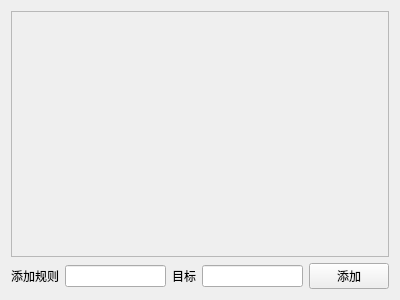
bylheart/fwlite, file fgfw-lite/ui/redirectorrules.ui: the form before one commit.
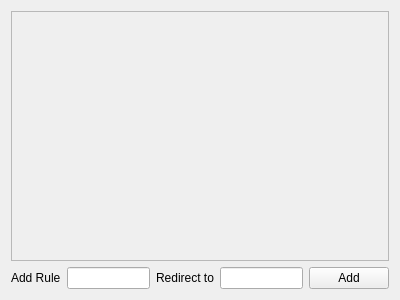
The form after the commit.

```diff
--- a/fgfw-lite/ui/redirectorrules.ui
+++ b/fgfw-lite/ui/redirectorrules.ui
@@ -50,7 +50,7 @@
      <item>
       <widget class="QLabel" name="label">
        <property name="text">
-        <string>添加规则</string>
+        <string>Add Rule</string>
        </property>
       </widget>
      </item>
@@ -60,7 +60,7 @@
      <item>
       <widget class="QLabel" name="label_2">
        <property name="text">
-        <string>目标</string>
+        <string>Redirect to</string>
        </property>
       </widget>
      </item>
@@ -77,7 +77,7 @@
      <item>
       <widget class="QPushButton" name="AddRedirectorRuleButton">
        <property name="text">
-        <string>添加</string>
+        <string>Add</string>
        </property>
       </widget>
      </item>
```
Left out of the diff: 12 changed lines with no effect on the pictures.
